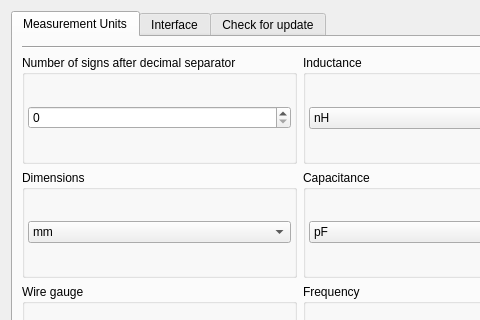
Above: options.ui from radioacoustick/Coil64 before the change; both pictures show x 0 to 480 and y 0 to 320 of the 600 by 600 pixel window. Below: the same form after it.
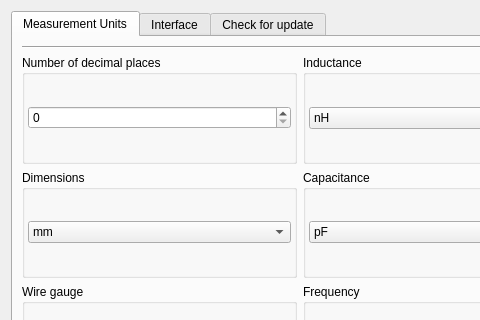
That is the form after the change. Icons and pictures are not drawn.

What changed in the file:
```diff
--- a/options.ui
+++ b/options.ui
@@ -110,7 +110,7 @@
          <item row="0" column="0">
           <widget class="QGroupBox" name="groupBox">
            <property name="title">
-            <string>Number of signs after decimal separator</string>
+            <string>Number of decimal places</string>
            </property>
            <layout class="QVBoxLayout" name="verticalLayout_7">
             <property name="leftMargin">
```
